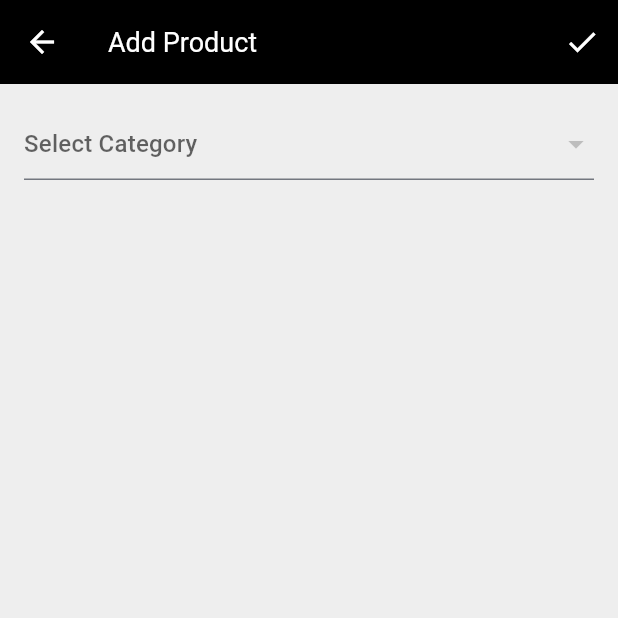
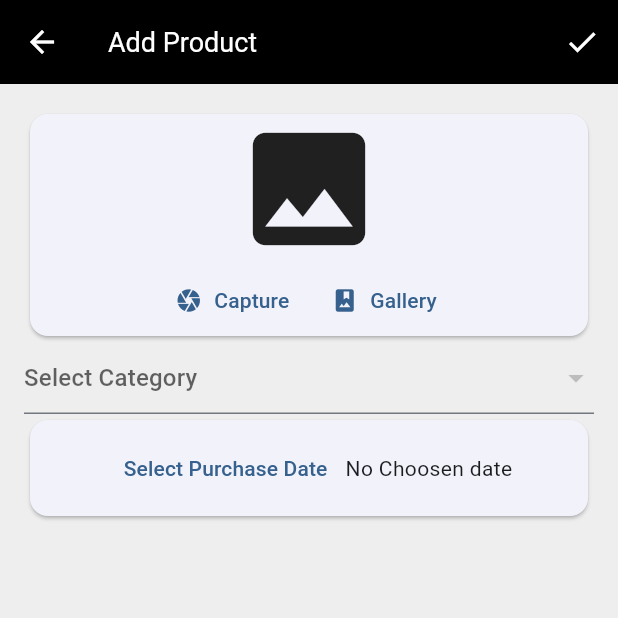
Before and after one commit to infosabbir/ecom_basic_admin, a Flutter app: the AddProductPage screen opened by its route, on a phone screen of 412 x 824 dp, the top half of it. Run offline on Flutter 3.47's test engine with Material 3 defaults, Android fonts, the phone set to English and light mode, and no system bars; our stand-ins replace cached_network_image, cloud_firestore, connectivity_plus, firebase_auth, firebase_core, flutter_easyloading and 1 more; accounts and stored records are empty.

Commit message:
Setup camera and Date picker

```diff
--- a/lib/pages/add_product_page.dart
+++ b/lib/pages/add_product_page.dart
@@ -1,7 +1,11 @@
+import 'dart:io';
+
 import 'package:ecom_basic_admin/models/category_model.dart';
 import 'package:ecom_basic_admin/providers/product_provider.dart';
+import 'package:ecom_basic_admin/utils/helper_functions.dart';
 import 'package:flutter/foundation.dart';
 import 'package:flutter/material.dart';
+import 'package:image_picker/image_picker.dart';
 import 'package:provider/provider.dart';
 
 class AddProductPage extends StatefulWidget {
@@ -23,6 +27,8 @@ class _AddProductPageState extends State<AddProductPage> {
   final _quantityController = TextEditingController();
   final _formKey = GlobalKey<FormState>();
   CategoryModel? categoryModel;
+  String? imageLocalPath;
+  DateTime? dateTime;
 
   @override
   void initState() {
@@ -46,6 +52,42 @@ class _AddProductPageState extends State<AddProductPage> {
         child: ListView(
           padding: const EdgeInsets.all(16),
           children: [
+            Card(
+              child: Column(
+                children: [
+                  imageLocalPath == null
+                      ? const Icon(
+                          Icons.photo,
+                          size: 100,
+                        )
+                      : Image.file(
+                          File(imageLocalPath!),
+                          width: 100,
+                          height: 100,
+                          fit: BoxFit.cover,
+                        ),
+                  Row(
+                    mainAxisAlignment: MainAxisAlignment.center,
+                    children: [
+                      TextButton.icon(
+                        onPressed: () {
+                          getImage(ImageSource.camera);
+                        },
+                        icon: const Icon(Icons.camera),
+                        label: const Text('Capture'),
+                      ),
+                      TextButton.icon(
+                        onPressed: () {
+                          getImage(ImageSource.gallery);
+                        },
+                        icon: const Icon(Icons.photo_album),
+                        label: const Text('Gallery'),
+                      ),
+                    ],
+                  ),
+                ],
+              ),
+            ),
             Consumer<ProductProvider>(
               builder: (context, provider, child) =>
                   DropdownButtonFormField<CategoryModel>(
@@ -71,10 +113,39 @@ class _AddProductPageState extends State<AddProductPage> {
                 },
               ),
             ),
+            Card(
+              child: Padding(
+                padding: const EdgeInsets.all(8),
+                child: Row(
+                  mainAxisAlignment: MainAxisAlignment.center,
+                  children: [
+                    TextButton(
+                      onPressed: _selectDate,
+                      child: const Text('Select Purchase Date'),
+                    ),
+                    Text(
+                      dateTime == null
+                          ? 'No Choosen date'
+                          : getFormattedDate(dateTime!),
+                    ),
+                  ],
+                ),
+              ),
+            ),
           ],
         ),
       ),
     );
+  }
+
+  void getImage(ImageSource source) async {
+    final file = await ImagePicker().pickImage(
+      source: source,
+      imageQuality: 50,
+    );
+    if (file != null) {
+      imageLocalPath = file.path;
+    }
   }
 
   void _selectDate() async {
@@ -84,7 +155,11 @@ class _AddProductPageState extends State<AddProductPage> {
       firstDate: DateTime(DateTime.now().year - 1),
       lastDate: DateTime.now(),
     );
-    if (date != null) {}
+    if (date != null) {
+      setState(() {
+        dateTime = date;
+      });
+    }
   }
 
   void _saveProduct() async {}
```
